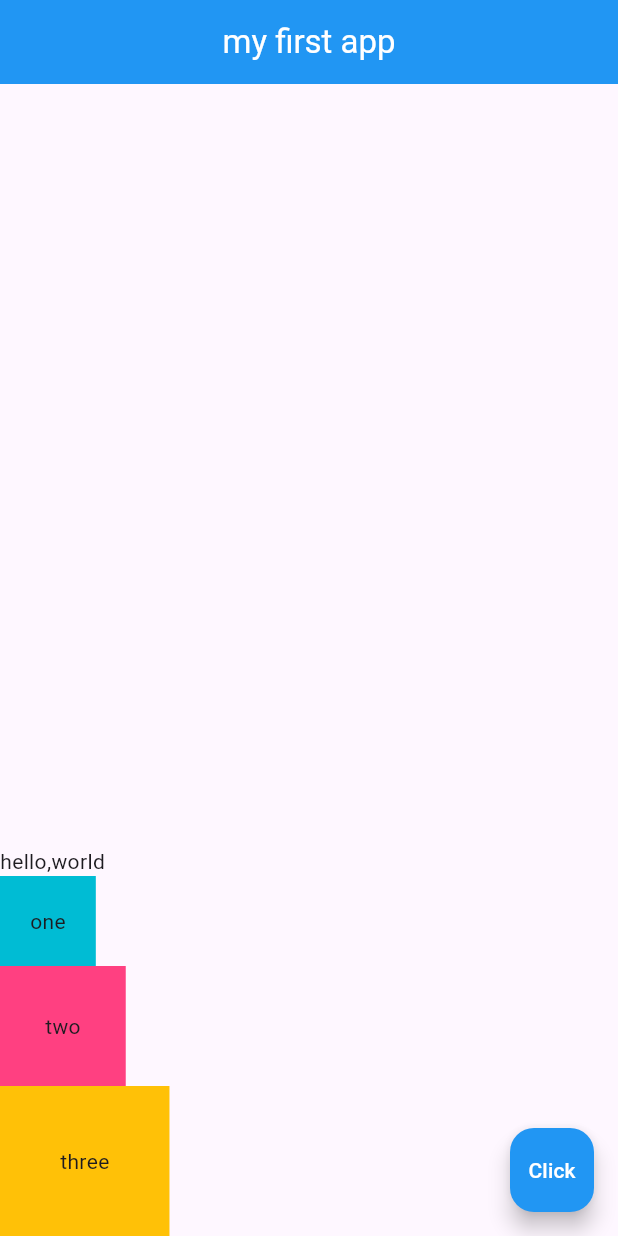
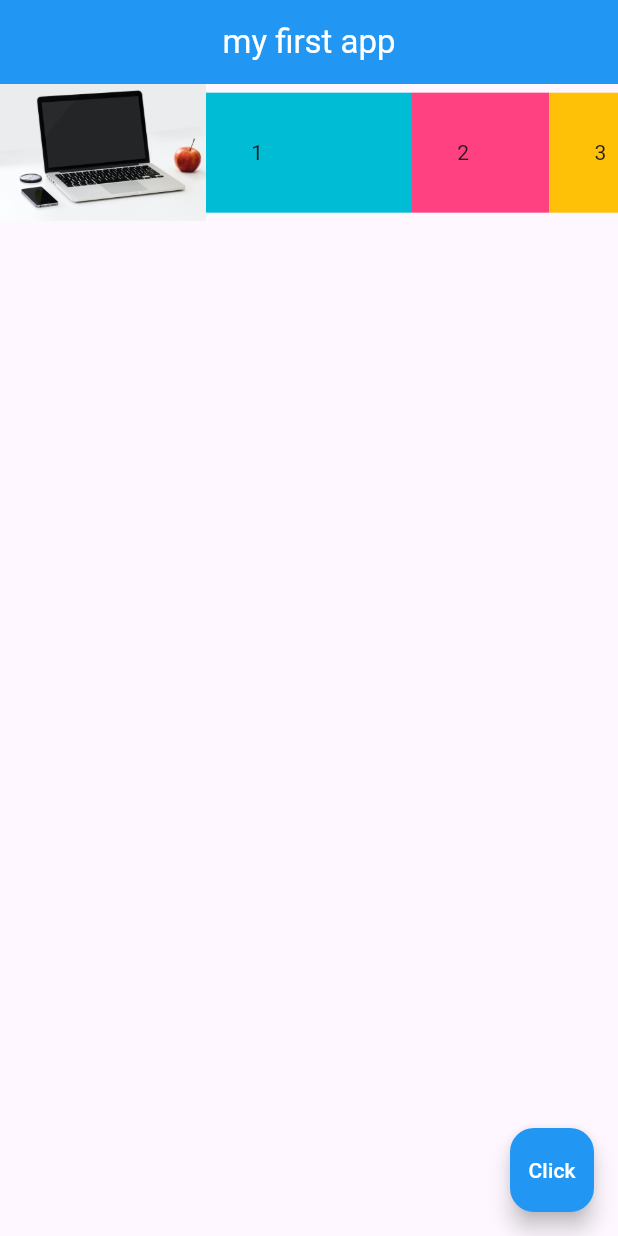
Before and after one commit to Prihantoedi/FlutterTest, a Flutter app: the screen it shows after launch, on a phone screen of 412 x 824 dp. Run offline on Flutter 3.47's test engine with Material 3 defaults, Android fonts, the phone set to English and light mode, and no system bars.

Commit message:
how to use expanded widget

```diff
--- a/lib/main.dart
+++ b/lib/main.dart
@@ -20,30 +20,36 @@ class Home extends StatelessWidget{
           backgroundColor: Colors.blue,
           centerTitle: true,
         ),
-        body: Column(
-          mainAxisAlignment: MainAxisAlignment.end,
-          crossAxisAlignment: CrossAxisAlignment.start,
-          children: <Widget>[
-            Row(
-              children: <Widget>[
-                Text('hello,'),
-                Text('world'),
-              ],
+        body: Row(
+          children: [
+            Expanded(
+                child: Image.asset('assets/laptop.jpg'),
+                flex: 3,
             ),
-            Container(
-              padding: EdgeInsets.all(20.0),
-              color: Colors.cyan,
-              child: Text('one'),
+            Expanded(
+              flex: 3,
+              child: Container(
+                padding: EdgeInsets.all(30.0),
+                color: Colors.cyan,
+                child: Text('1'),
+              ),
             ),
-            Container(
-              padding: EdgeInsets.all(30.0),
-              color: Colors.pinkAccent,
-              child: Text('two'),
+            Expanded(
+              flex: 2,
+              child: Container(
+                padding: EdgeInsets.all(30.0),
+                color: Colors.pinkAccent,
+                child: Text('2'),
+              ),
             ),
-            Container(
-              padding: EdgeInsets.all(40.0),
-              color: Colors.amber,
-              child: Text('three'),
+
+            Expanded(
+              flex: 1,
+              child: Container(
+                padding: EdgeInsets.all(30.0),
+                color: Colors.amber,
+                child: Text('3'),
+              ),
             ),
           ],
         ),
```
